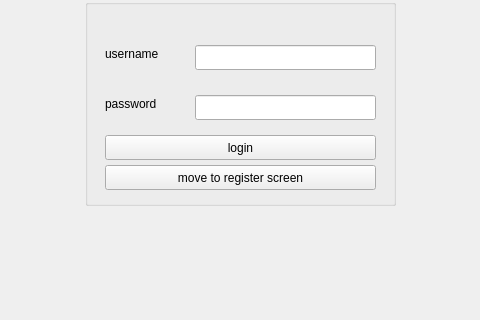
letuan279/LTM, file TaskManager/loginscreen.ui: the form before one commit; both pictures show x 175 to 655 and y 105 to 425 of the 852 by 425 pixel window.
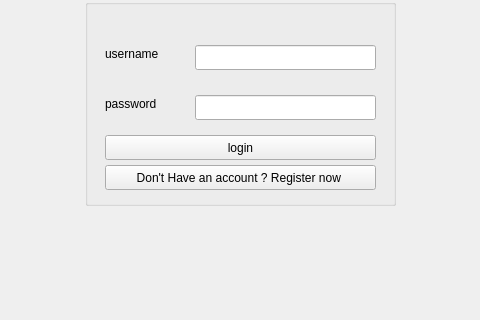
The form after the commit.

Patch:
```diff
--- a/TaskManager/loginscreen.ui
+++ b/TaskManager/loginscreen.ui
@@ -74,7 +74,7 @@
      </rect>
     </property>
     <property name="text">
-     <string>move to register screen</string>
+     <string>Don't Have an account ? Register now </string>
     </property>
    </widget>
    <widget class="QLineEdit" name="input_login_username">
```
